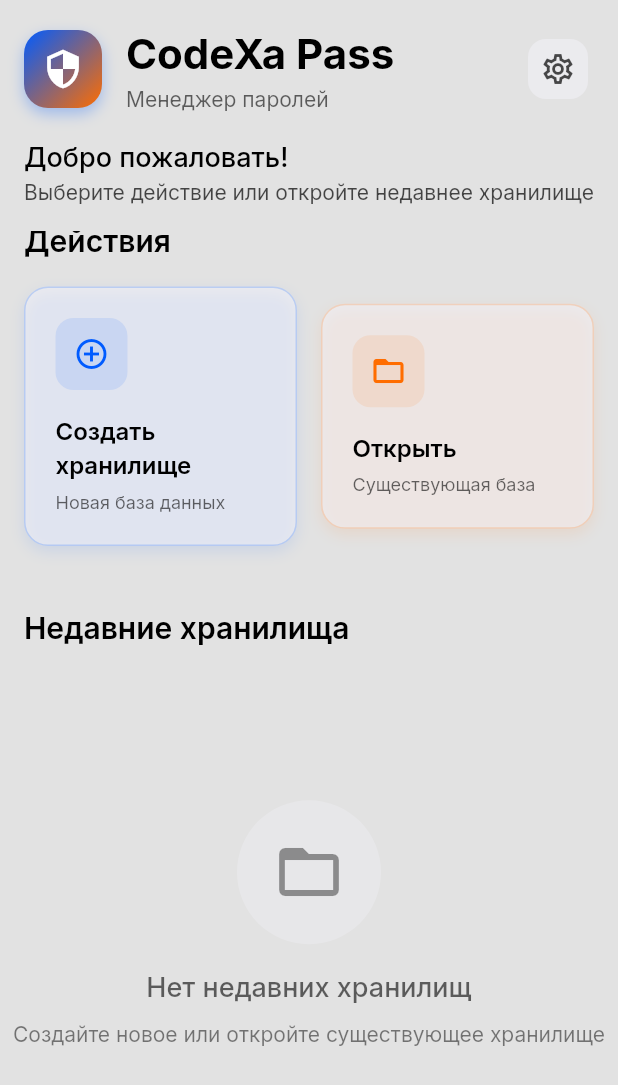
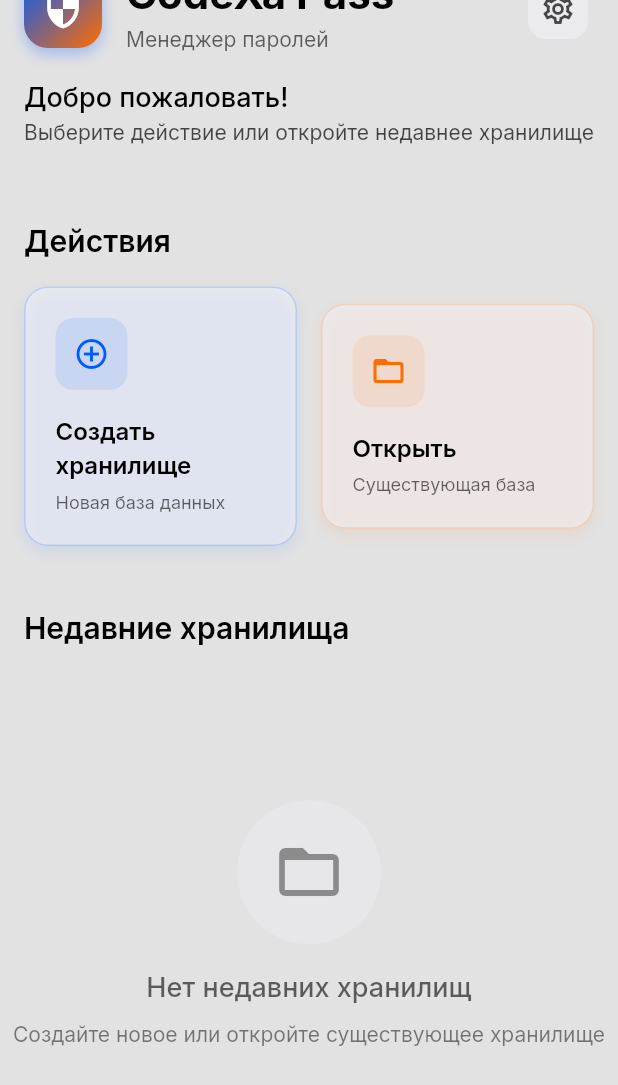
Before and after one commit to vartec-chs/codexa_pass, a Flutter app: the HomeScreen screen opened by its route, scrolled down 40 dp, on a phone screen of 412 x 824 dp. Shown: the top 1085 px of the screen. Run offline on Flutter 3.47's test engine with Material 3 defaults, Android fonts, the light colour scheme and no system bars; our stand-ins replace device_info_plus, flutter_riverpod, go_router, google_fonts, logger, package_info_plus and 4 more; missing offline and left inert: go_transitions, window_manager; accounts and stored records are empty; statements that could not run were skipped.

Commit message:
feat(home): screen optimization using Slivers to improve scrolling performance

```diff
--- a/lib/features/home/home.dart
+++ b/lib/features/home/home.dart
@@ -14,32 +14,31 @@
 
     return Scaffold(
       body: SafeArea(
-        child: Column(
-          children: [
-            // Фиксированный хедер
-            Container(
-              color: Theme.of(context).scaffoldBackgroundColor,
-              padding: const EdgeInsets.all(16.0),
-              child: const HomeHeader(),
-            ),
-            // Скроллируемый контент
-            Expanded(
-              child: CustomScrollView(
-                slivers: [
-                  SliverPadding(
-                    padding: const EdgeInsets.fromLTRB(16.0, 32.0, 16.0, 0),
-                    sliver: SliverList(
-                      delegate: SliverChildListDelegate([
-                        ActionButtonsSection(homeActions: homeActions),
-                        const SizedBox(height: 40),
-                      ]),
-                    ),
-                  ),
-                  RecentDatabasesSection(homeActions: homeActions),
-                  const SliverPadding(padding: EdgeInsets.only(bottom: 40)),
-                ],
+        child: CustomScrollView(
+          slivers: [
+            // Фиксированный хедер в составе CustomScrollView
+            SliverToBoxAdapter(
+              child: Container(
+                color: Theme.of(context).scaffoldBackgroundColor,
+                padding: const EdgeInsets.all(16.0),
+                child: const HomeHeader(),
               ),
             ),
+            // Отступ перед кнопками действий
+            const SliverPadding(padding: EdgeInsets.only(top: 32.0)),
+            // Секция с кнопками действий
+            SliverToBoxAdapter(
+              child: Container(
+                padding: const EdgeInsets.symmetric(horizontal: 16.0),
+                child: ActionButtonsSection(homeActions: homeActions),
+              ),
+            ),
+            // Отступ после кнопок действий
+            const SliverPadding(padding: EdgeInsets.only(bottom: 40.0)),
+            // Секция с недавними базами данных
+            RecentDatabasesSection(homeActions: homeActions),
+            // Отступ внизу
+            const SliverPadding(padding: EdgeInsets.only(bottom: 40.0)),
           ],
         ),
       ),
```
Also changed, not shown: lib/home_demo.dart (deleted, +0 -66 lines), lib/main_demo.dart (deleted, +0 -9 lines), lib/priority_snackbar_demo.dart (deleted), lib/setup_demo_screen.dart (deleted), 1 other file.
